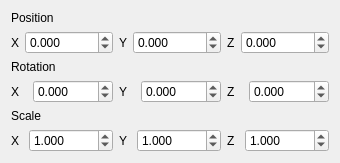
Before: the Qt Designer form src/transformwidget.ui in chchwy/ogre-v2-mesh-viewer, drawn with Qt 5.
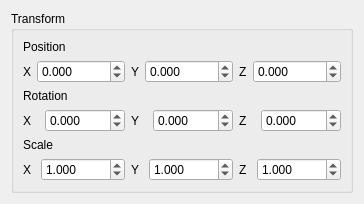
After: the same form once the commit is applied.

```diff
--- a/src/transformwidget.ui
+++ b/src/transformwidget.ui
@@ -6,14 +6,14 @@
    <rect>
     <x>0</x>
     <y>0</y>
-    <width>311</width>
-    <height>160</height>
+    <width>331</width>
+    <height>186</height>
    </rect>
   </property>
   <property name="maximumSize">
    <size>
     <width>16777215</width>
-    <height>160</height>
+    <height>190</height>
    </size>
   </property>
   <property name="windowTitle">
@@ -21,6 +21,12 @@
   </property>
   <layout class="QVBoxLayout" name="verticalLayout">
    <item>
+    <widget class="QGroupBox" name="groupBox">
+     <property name="title">
+      <string>Transform</string>
+     </property>
+     <layout class="QVBoxLayout" name="verticalLayout_2">
+      <item>
     <widget class="QLabel" name="label">
      <property name="sizePolicy">
       <sizepolicy hsizetype="Preferred" vsizetype="Minimum">
@@ -331,6 +337,9 @@
       </widget>
      </item>
     </layout>
+      </item>
+     </layout>
+    </widget>
    </item>
   </layout>
  </widget>
```
Lines whose indentation alone changed are shown as unchanged.
